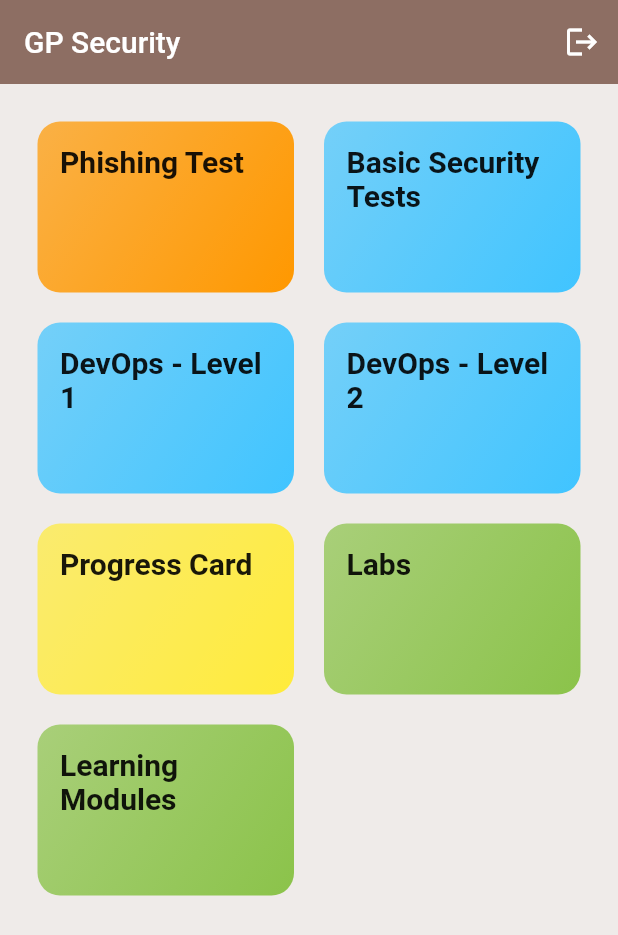
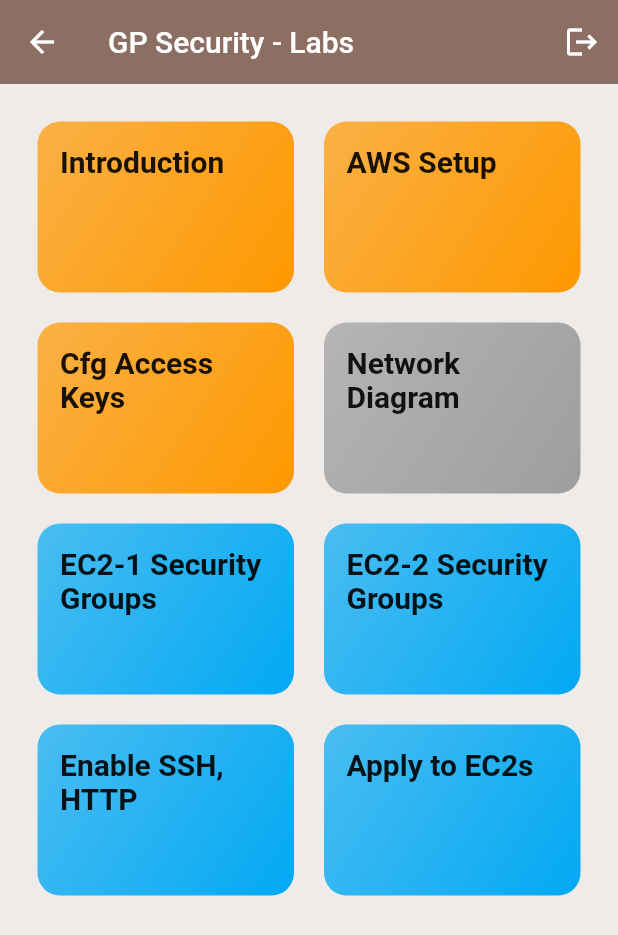
Before and after one commit to aseemsethi/gp_ent, a Flutter app: the screen it shows once a user with an empty profile is signed in, after a tap on "Labs", on a phone screen of 412 x 824 dp. Shown: the top 935 px of the screen. Run offline on Flutter 3.47's test engine with Material 2 defaults, Android fonts, the phone set to English and light mode, and no system bars; our stand-ins replace cloud_firestore, firebase_auth, firebase_core, flutter_spinkit; accounts and stored records are empty.

Commit message:
added labs

```diff
--- /dev/null
+++ b/lib/data/labsData.dart
@@ -0,0 +1,45 @@
+import 'package:flutter/material.dart';
+import '../models/labsModel.dart';
+
+const labsMenu = [
+  LabsModel(
+    id: 'Intro',
+    title: 'Introduction',
+    color: Colors.orange,
+  ),
+  LabsModel(
+    id: 'AWS Setup',
+    title: 'AWS Setup',
+    color: Colors.orange,
+  ),
+  LabsModel(
+    id: 'Cfg Access Keys',
+    title: 'Cfg Access Keys',
+    color: Colors.orange,
+  ),
+  LabsModel(
+    id: 'network',
+    title: 'Network Diagram',
+    color: Colors.grey,
+  ),
+  LabsModel(
+    id: 'EC2-1 with SG',
+    title: 'EC2-1 Security Groups',
+    color: Colors.lightBlue,
+  ),
+  LabsModel(
+    id: 'EC2-2 with SG',
+    title: 'EC2-2 Security Groups',
+    color: Colors.lightBlue,
+  ),
+  LabsModel(
+    id: 'Enable SSH, HTTP in SG',
+    title: 'Enable SSH, HTTP',
+    color: Colors.lightBlue,
+  ),
+  LabsModel(
+    id: 'Apply to EC2s',
+    title: 'Apply to EC2s',
+    color: Colors.lightBlue,
+  ),
+];
--- a/lib/data/qData.dart
+++ b/lib/data/qData.dart
@@ -1,5 +1,3 @@
-import 'package:flutter/material.dart';
-
 const qPhishing = [
   {
     'question': 'question p-1 ?',
--- a/lib/main.dart
+++ b/lib/main.dart
@@ -5,7 +5,10 @@
 import './screens/qChapters.dart';
 import './screens/qScreen.dart';
 import './screens/progress.dart';
+import './screens/labs.dart';
 import './services/auth.dart';
+import './labs/network.dart';
+
 import 'package:provider/provider.dart';
 import 'package:firebase_core/firebase_core.dart';
 
@@ -36,6 +39,8 @@
           '/level3': (ctx) => QChapters(),
           '/questions': (ctx) => QScreen(),
           '/progress': (ctx) => Progress(),
+          '/labs': (ctx) => Labs(),
+          '/network': (ctx) => Network(),
         },
       ),
     );
--- /dev/null
+++ b/lib/screens/labs.dart
@@ -0,0 +1,47 @@
+import 'package:flutter/material.dart';
+import 'package:gp_ent/data/labsData.dart';
+import '../services/auth.dart';
+import '../widgets/securityHdgItem.dart';
+
+class Labs extends StatelessWidget {
+  final AuthService _auth = AuthService();
+
+  @override
+  Widget build(BuildContext context) {
+    return Scaffold(
+      backgroundColor: Colors.brown[50],
+      appBar: AppBar(
+        title: Text('GP Security - Labs'),
+        backgroundColor: Colors.brown[400],
+        elevation: 0.0,
+        actions: <Widget>[
+          IconButton(
+            icon: const Icon(
+              Icons.logout,
+              semanticLabel: 'logout',
+            ),
+            onPressed: () async {
+              await _auth.signOut();
+            },
+          ),
+        ],
+      ),
+      body: GridView(
+        padding: EdgeInsets.all(25),
+        gridDelegate: SliverGridDelegateWithMaxCrossAxisExtent(
+          maxCrossAxisExtent: 200,
+          childAspectRatio: 3 / 2,
+          crossAxisSpacing: 20,
+          mainAxisSpacing: 20,
+        ),
+        children: labsMenu
+            .map((mdata) => SecurityHdgItem(
+                  mdata.id,
+                  mdata.title,
+                  mdata.color,
+                ))
+            .toList(),
+      ),
+    );
+  }
+}
```
Also changed, not shown: lib/labs/network.dart (added, +173 -0 lines), lib/models/labsModel.dart (added, +13 -0 lines).
